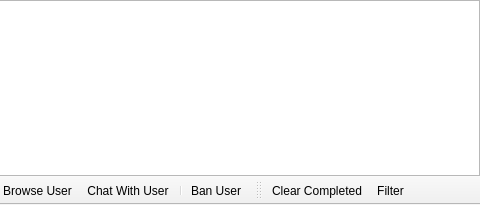
Qt form Quazaa/UI/widgetuploads.ui (c3c/quazaa) before a commit; both pictures show x 292 to 772 and y 0 to 205 of the 772 by 205 pixel window.
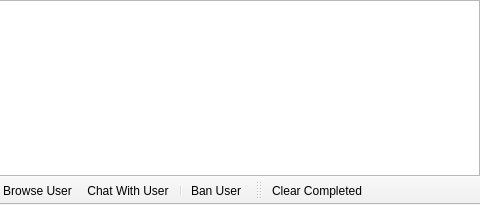
The same form after that commit. Icons and pictures are not drawn.

The edit to the form file:
```diff
--- a/Quazaa/UI/widgetuploads.ui
+++ b/Quazaa/UI/widgetuploads.ui
@@ -87,7 +87,6 @@
     <bool>false</bool>
    </attribute>
    <addaction name="actionClearCompleted"/>
-   <addaction name="actionFilter"/>
   </widget>
   <action name="actionUploadsOpenOrPlay">
    <property name="icon">
@@ -167,15 +166,6 @@
     <string>Clear Completed</string>
    </property>
   </action>
-  <action name="actionFilter">
-   <property name="icon">
-    <iconset resource="Resource.qrc">
-     <normaloff>:/Resource/Generic/Filter.png</normaloff>:/Resource/Generic/Filter.png</iconset>
-   </property>
-   <property name="text">
-    <string>Filter</string>
-   </property>
-  </action>
  </widget>
  <resources>
   <include location="Resource.qrc"/>
```
Left out of the diff: 16 changed lines with no effect on the pictures.
